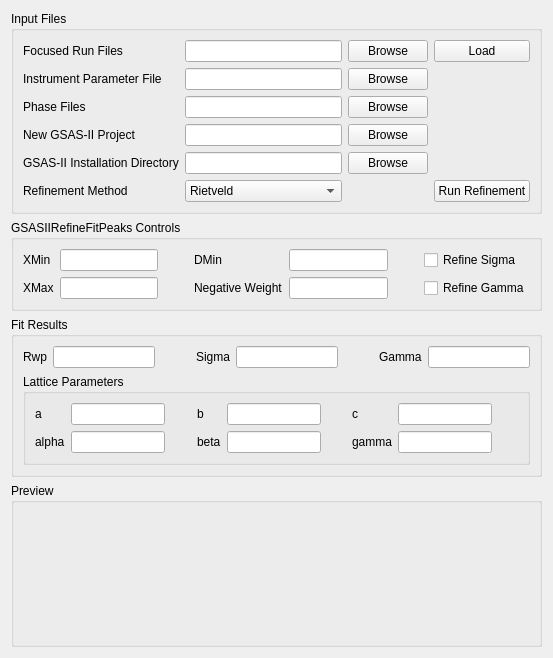
This is qt/scientific_interfaces/EnggDiffraction/EnggDiffractionQtTabGSAS.ui in mantidproject/mantid as Qt 5 draws it before an edit. The edited form follows.
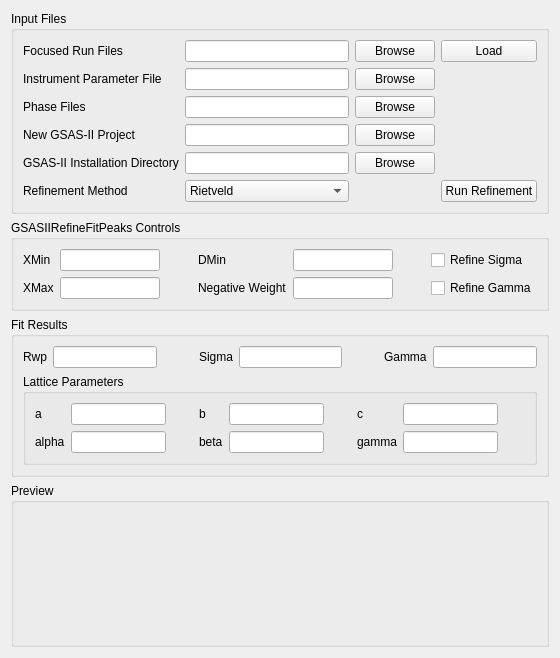
This is the edited form.

Diff of the .ui file:
```diff
--- a/qt/scientific_interfaces/EnggDiffraction/EnggDiffractionQtTabGSAS.ui
+++ b/qt/scientific_interfaces/EnggDiffraction/EnggDiffractionQtTabGSAS.ui
@@ -6,7 +6,7 @@
    <rect>
     <x>0</x>
     <y>0</y>
-    <width>553</width>
+    <width>560</width>
     <height>658</height>
    </rect>
   </property>
```
Left out of the diff: 28 changed lines with no effect on the pictures.
